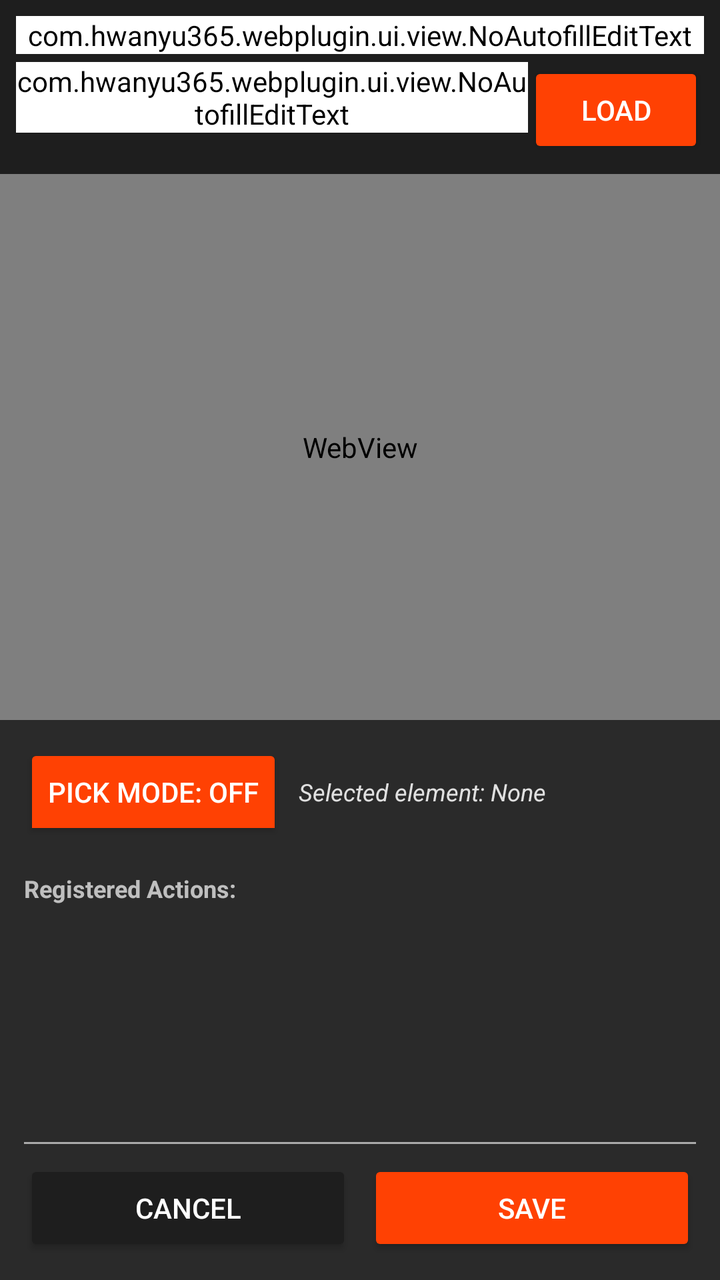
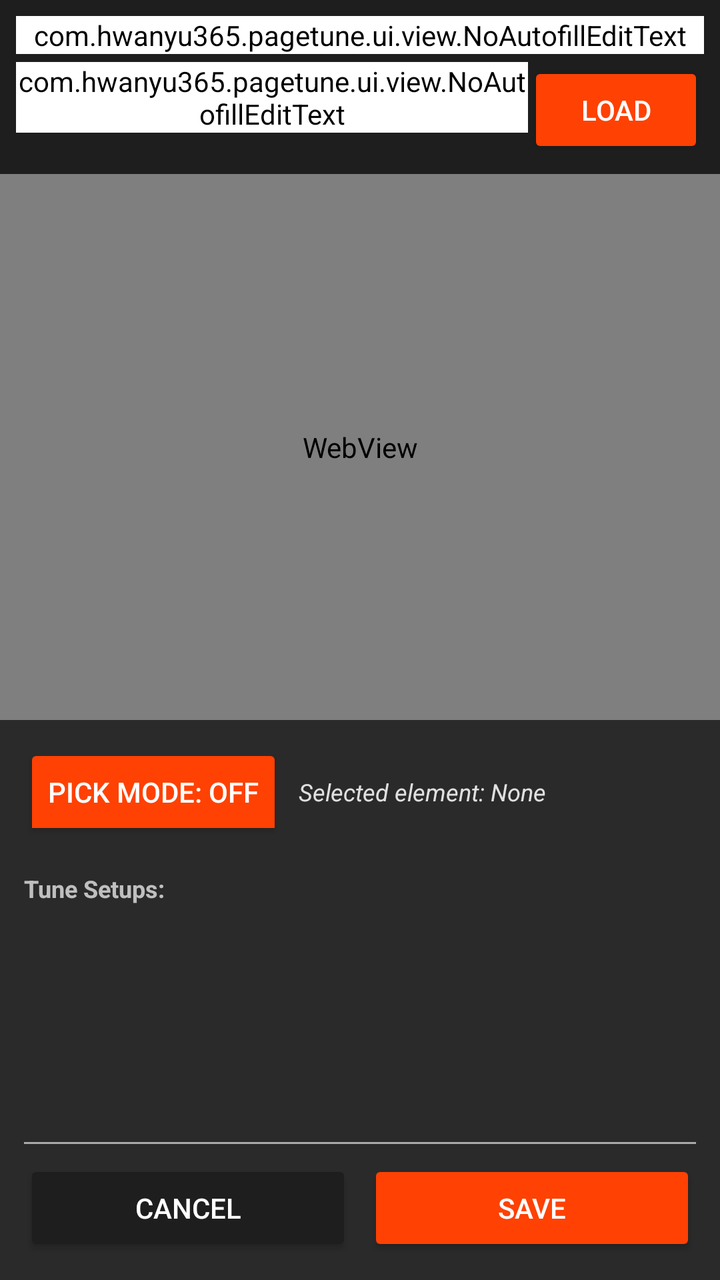

Compare the two renders of this Android layout. The source of the first and the diff that turns it into the second are given below.
<!-- AndroidManifest.xml: activity theme AppTheme.NoActionBar -->
<!-- res/layout/activity_plugin_edit.xml -->
<?xml version="1.0" encoding="utf-8"?>
<LinearLayout xmlns:android="http://schemas.android.com/apk/res/android"
    android:layout_width="match_parent"
    android:layout_height="match_parent"
    android:orientation="vertical">

    
    <LinearLayout
        android:layout_width="match_parent"
        android:layout_height="wrap_content"
        android:orientation="vertical"
        android:padding="8dp"
        android:background="@color/colorPrimary">

        <com.hwanyu365.webplugin.ui.view.NoAutofillEditText
            android:id="@+id/et_inp_pname"
            android:layout_width="match_parent"
            android:layout_height="wrap_content"
            android:hint="Plugin Name"
            android:textColor="@color/colorWhite"
            android:textColorHint="@color/colorTextSecondary"
            android:backgroundTint="@color/colorWhite"
            android:inputType="textNoSuggestions"
            android:importantForAutofill="no"
            android:privateImeOptions="com.samsung.android.inputmethod.disableAutofill=true,disableAutofill=true"
            android:autofillHints="" />

        <LinearLayout
            android:layout_width="match_parent"
            android:layout_height="wrap_content"
            android:orientation="horizontal"
            android:layout_marginTop="4dp">

            <com.hwanyu365.webplugin.ui.view.NoAutofillEditText
                android:id="@+id/et_inp_taddr"
                android:layout_width="0dp"
                android:layout_height="wrap_content"
                android:layout_weight="1"
                android:hint="https://example.com (URL to pick element)"
                android:textColor="@color/colorWhite"
                android:textColorHint="@color/colorTextSecondary"
                android:backgroundTint="@color/colorWhite"
                android:inputType="textUri|textNoSuggestions"
                android:importantForAutofill="no"
                android:privateImeOptions="com.samsung.android.inputmethod.disableAutofill=true,disableAutofill=true"
                android:autofillHints="" />

            <Button
                android:id="@+id/btn_load_url"
                android:layout_width="wrap_content"
                android:layout_height="wrap_content"
                android:text="Load"
                android:backgroundTint="@color/colorAccent"
                android:textColor="@color/colorWhite" />

        </LinearLayout>

    </LinearLayout>

    
    <FrameLayout
        android:layout_width="match_parent"
        android:layout_height="0dp"
        android:layout_weight="1">

        <WebView
            android:id="@+id/wv_inspector"
            android:layout_width="match_parent"
            android:layout_height="match_parent" />

        
        <TextView
            android:id="@+id/tv_inspector_status"
            android:layout_width="wrap_content"
            android:layout_height="wrap_content"
            android:layout_gravity="top|center_horizontal"
            android:layout_marginTop="8dp"
            android:paddingHorizontal="12dp"
            android:paddingVertical="6dp"
            android:background="#B3FF9800"
            android:textColor="@color/colorWhite"
            android:textStyle="bold"
            android:textSize="12sp"
            android:text="INSPECTOR MODE: Tap web element to select"
            android:visibility="gone" />

    </FrameLayout>

    
    <LinearLayout
        android:id="@+id/layout_bottom_config_container"
        android:layout_width="match_parent"
        android:layout_height="280dp"
        android:background="@color/colorGrayLight"
        android:orientation="vertical"
        android:padding="12dp">

        
        <ScrollView
            android:id="@+id/scroll_bottom_config"
            android:layout_width="match_parent"
            android:layout_height="0dp"
            android:layout_weight="1"
            android:fillViewport="true"
            android:scrollbars="vertical">

            <LinearLayout
                android:layout_width="match_parent"
                android:layout_height="wrap_content"
                android:orientation="vertical">

                
                <LinearLayout
                    android:layout_width="match_parent"
                    android:layout_height="wrap_content"
                    android:orientation="horizontal"
                    android:gravity="center_vertical"
                    android:layout_marginBottom="8dp">

                    <ToggleButton
                        android:id="@+id/btn_toggle_inspect"
                        android:layout_width="wrap_content"
                        android:layout_height="wrap_content"
                        android:textOn="Pick Mode: ON"
                        android:textOff="Pick Mode: OFF"
                        android:checked="false"
                        android:backgroundTint="@color/colorAccent"
                        android:textColor="@color/colorWhite" />

                    <TextView
                        android:id="@+id/tv_selected_selector"
                        android:layout_width="0dp"
                        android:layout_height="wrap_content"
                        android:layout_weight="1"
                        android:layout_marginStart="8dp"
                        android:textSize="12sp"
                        android:textStyle="italic"
                        android:textColor="@color/colorTextPrimary"
                        android:text="Selected element: None"
                        android:maxLines="2"
                        android:ellipsize="end" />

                </LinearLayout>

                
                <LinearLayout
                    android:id="@+id/layout_traversal_actions"
                    android:layout_width="match_parent"
                    android:layout_height="wrap_content"
                    android:orientation="horizontal"
                    android:layout_marginBottom="8dp"
                    android:visibility="gone">

                    <Button
                        android:id="@+id/btn_select_parent"
                        android:layout_width="0dp"
                        android:layout_height="wrap_content"
                        android:layout_weight="1"
                        android:layout_marginEnd="4dp"
                        android:text="Select Parent ⇧"
                        android:backgroundTint="@color/colorPrimary"
                        android:textColor="@color/colorWhite"
                        android:textSize="11sp" />

                    <Button
                        android:id="@+id/btn_select_child"
                        android:layout_width="0dp"
                        android:layout_height="wrap_content"
                        android:layout_weight="1"
                        android:layout_marginStart="4dp"
                        android:text="Select Child ⇩"
                        android:backgroundTint="@color/colorPrimary"
                        android:textColor="@color/colorWhite"
                        android:textSize="11sp" />

                </LinearLayout>

                
                <LinearLayout
                    android:id="@+id/layout_action_config"
                    android:layout_width="match_parent"
                    android:layout_height="wrap_content"
                    android:orientation="vertical"
                    android:visibility="gone"
                    android:layout_marginBottom="8dp">

                    <TextView
                        android:layout_width="wrap_content"
                        android:layout_height="wrap_content"
                        android:text="Action Type:"
                        android:textStyle="bold"
                        android:textSize="12sp" />

                    <RadioGroup
                        android:id="@+id/rg_action_type"
                        android:layout_width="match_parent"
                        android:layout_height="wrap_content"
                        android:orientation="horizontal"
                        android:layout_marginBottom="8dp">

                        <RadioButton
                            android:id="@+id/rb_action_hidden"
                            android:layout_width="wrap_content"
                            android:layout_height="wrap_content"
                            android:text="Hidden"
                            android:checked="true" />

                        <RadioButton
                            android:id="@+id/rb_action_click"
                            android:layout_width="wrap_content"
                            android:layout_height="wrap_content"
                            android:text="Click Event" />

                    </RadioGroup>

                    
                    <LinearLayout
                        android:id="@+id/layout_click_trigger_setup"
                        android:layout_width="match_parent"
                        android:layout_height="wrap_content"
                        android:orientation="vertical"
                        android:visibility="gone"
                        android:layout_marginBottom="8dp">

                        <TextView
                            android:layout_width="wrap_content"
                            android:layout_height="wrap_content"
                            android:text="Click Trigger:"
                            android:textStyle="bold"
                            android:textSize="12sp" />

                        <RadioGroup
                            android:id="@+id/rg_trigger_type"
                            android:layout_width="match_parent"
                            android:layout_height="wrap_content"
                            android:orientation="vertical"
                            android:layout_marginBottom="8dp">

                            <RadioButton
                                android:id="@+id/rb_trigger_gesture_top"
                                android:layout_width="wrap_content"
                                android:layout_height="wrap_content"
                                android:text="Gesture: Top 50% Double Tap"
                                android:checked="true" />

                            <RadioButton
                                android:id="@+id/rb_trigger_gesture_bottom"
                                android:layout_width="wrap_content"
                                android:layout_height="wrap_content"
                                android:text="Gesture: Bottom 50% Double Tap" />

                            <RadioButton
                                android:id="@+id/rb_trigger_gnb_prev"
                                android:layout_width="wrap_content"
                                android:layout_height="wrap_content"
                                android:text="Floating GNB: Previous Button (◁)" />

                            <RadioButton
                                android:id="@+id/rb_trigger_gnb_next"
                                android:layout_width="wrap_content"
                                android:layout_height="wrap_content"
                                android:text="Floating GNB: Next Button (▷)" />

                        </RadioGroup>

                        <TextView
                            android:layout_width="wrap_content"
                            android:layout_height="wrap_content"
                            android:text="Gesture Area Height Percent (1% - 50%):"
                            android:textSize="11sp" />

                        <com.hwanyu365.webplugin.ui.view.NoAutofillEditText
                            android:id="@+id/et_gesture_area"
                            android:layout_width="match_parent"
                            android:layout_height="wrap_content"
                            android:hint="Default: 40%"
                            android:textColor="@color/colorTextPrimary"
                            android:textColorHint="@color/colorTextSecondary"
                            android:inputType="number"
                            android:importantForAutofill="no"
                            android:privateImeOptions="com.samsung.android.inputmethod.disableAutofill=true,disableAutofill=true"
                            android:autofillHints="" />

                    </LinearLayout>

                    <Button
                        android:id="@+id/btn_add_action"
                        android:layout_width="match_parent"
                        android:layout_height="wrap_content"
                        android:text="Add Action to Plugin"
                        android:backgroundTint="@color/colorPrimary"
                        android:textColor="@color/colorWhite" />

                </LinearLayout>

                
                <TextView
                    android:layout_width="wrap_content"
                    android:layout_height="wrap_content"
                    android:text="Registered Actions:"
                    android:textStyle="bold"
                    android:textSize="12sp"
                    android:layout_marginTop="8dp" />

                <LinearLayout
                    android:id="@+id/layout_actions_list"
                    android:layout_width="match_parent"
                    android:layout_height="wrap_content"
                    android:orientation="vertical"
                    android:layout_marginTop="4dp" />

            </LinearLayout>

        </ScrollView>

        
        <View
            android:layout_width="match_parent"
            android:layout_height="1dp"
            android:background="@android:color/darker_gray"
            android:layout_marginVertical="8dp" />

        
        <LinearLayout
            android:layout_width="match_parent"
            android:layout_height="wrap_content"
            android:orientation="horizontal">

            <Button
                android:id="@+id/btn_plugin_cancel"
                android:layout_width="0dp"
                android:layout_height="wrap_content"
                android:layout_weight="1"
                android:text="@string/cancel"
                android:backgroundTint="@color/colorPrimary"
                android:textColor="@color/colorWhite"
                android:layout_marginEnd="8dp" />

            <Button
                android:id="@+id/btn_plugin_save"
                android:layout_width="0dp"
                android:layout_height="wrap_content"
                android:layout_weight="1"
                android:text="@string/save"
                android:backgroundTint="@color/colorAccent"
                android:textColor="@color/colorWhite" />

        </LinearLayout>

    </LinearLayout>

</LinearLayout>
<!-- resources referenced by this layout -->
<resources>
  <color name="colorAccent">#ff4103</color>
  <color name="colorGrayLight">#2a2a2a</color>
  <color name="colorPrimary">#1e1e1e</color>
  <color name="colorTextPrimary">#E0E0E0</color>
  <color name="colorTextSecondary">#9E9E9E</color>
  <color name="colorWhite">#FFFFFF</color>
  <string name="cancel">Cancel</string>
  <string name="save">Save</string>
  <style name="AppTheme.NoActionBar">
          <item name="windowActionBar">false</item>
          <item name="windowNoTitle">true</item>
      </style>
</resources>

<!-- the commit's change to res/layout/activity_plugin_edit.xml (unified diff, before → after) -->
@@ -12,11 +12,11 @@
         android:padding="8dp"
         android:background="@color/colorPrimary">
 
-        <com.hwanyu365.webplugin.ui.view.NoAutofillEditText
+        <com.hwanyu365.pagetune.ui.view.NoAutofillEditText
             android:id="@+id/et_inp_pname"
             android:layout_width="match_parent"
             android:layout_height="wrap_content"
-            android:hint="Plugin Name"
+            android:hint="Tune Name"
             android:textColor="@color/colorWhite"
             android:textColorHint="@color/colorTextSecondary"
             android:backgroundTint="@color/colorWhite"
@@ -31,7 +31,7 @@
             android:orientation="horizontal"
             android:layout_marginTop="4dp">
 
-            <com.hwanyu365.webplugin.ui.view.NoAutofillEditText
+            <com.hwanyu365.pagetune.ui.view.NoAutofillEditText
                 android:id="@+id/et_inp_taddr"
                 android:layout_width="0dp"
                 android:layout_height="wrap_content"
@@ -269,7 +269,7 @@
                             android:text="Gesture Area Height Percent (1% - 50%):"
                             android:textSize="11sp" />
 
-                        <com.hwanyu365.webplugin.ui.view.NoAutofillEditText
+                        <com.hwanyu365.pagetune.ui.view.NoAutofillEditText
                             android:id="@+id/et_gesture_area"
                             android:layout_width="match_parent"
                             android:layout_height="wrap_content"
@@ -287,7 +287,7 @@
                         android:id="@+id/btn_add_action"
                         android:layout_width="match_parent"
                         android:layout_height="wrap_content"
-                        android:text="Add Action to Plugin"
+                        android:text="Add Setup to Tune"
                         android:backgroundTint="@color/colorPrimary"
                         android:textColor="@color/colorWhite" />
 
@@ -297,7 +297,7 @@
                 <TextView
                     android:layout_width="wrap_content"
                     android:layout_height="wrap_content"
-                    android:text="Registered Actions:"
+                    android:text="Tune Setups:"
                     android:textStyle="bold"
                     android:textSize="12sp"
                     android:layout_marginTop="8dp" />
